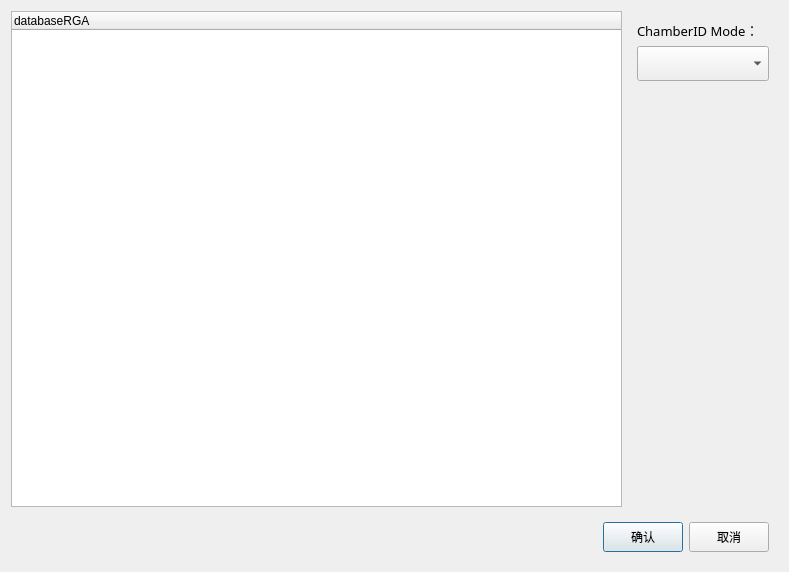
The window that FaultDetectionClassificationRGA/sDefinePlotDataDlg.ui (rencaiji2/RGA-FaultDetectionClassificationRGA) describes before a commit, drawn with Qt 5.
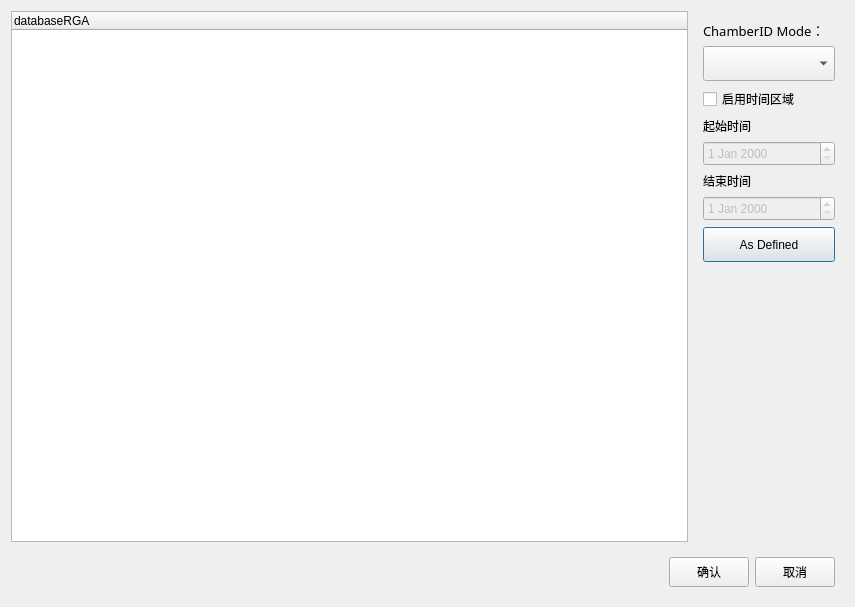
The same window after the commit.

```diff
--- a/FaultDetectionClassificationRGA/sDefinePlotDataDlg.ui
+++ b/FaultDetectionClassificationRGA/sDefinePlotDataDlg.ui
@@ -6,8 +6,8 @@
    <rect>
     <x>0</x>
     <y>0</y>
-    <width>789</width>
-    <height>572</height>
+    <width>855</width>
+    <height>607</height>
    </rect>
   </property>
   <property name="windowTitle">
@@ -32,6 +32,19 @@
       </size>
      </property>
      <layout class="QGridLayout" name="gridLayout_2">
+      <item row="7" column="0">
+       <widget class="QPushButton" name="btnChk">
+        <property name="minimumSize">
+         <size>
+          <width>0</width>
+          <height>35</height>
+         </size>
+        </property>
+        <property name="text">
+         <string>As Defined</string>
+        </property>
+       </widget>
+      </item>
       <item row="0" column="0">
        <widget class="QLabel" name="label">
         <property name="font">
@@ -47,6 +60,22 @@
         </property>
        </widget>
       </item>
+      <item row="6" column="0">
+       <widget class="QDateEdit" name="dateEditEnd">
+        <property name="enabled">
+         <bool>false</bool>
+        </property>
+        <property name="minimumSize">
+         <size>
+          <width>0</width>
+          <height>25</height>
+         </size>
+        </property>
+        <property name="readOnly">
+         <bool>false</bool>
+        </property>
+       </widget>
+      </item>
       <item row="1" column="0">
        <widget class="QComboBox" name="comChamberID">
         <property name="minimumSize">
@@ -57,7 +86,37 @@
         </property>
        </widget>
       </item>
-      <item row="2" column="0">
+      <item row="4" column="0">
+       <widget class="QDateEdit" name="dateEditStart">
+        <property name="enabled">
+         <bool>false</bool>
+        </property>
+        <property name="minimumSize">
+         <size>
+          <width>0</width>
+          <height>25</height>
+         </size>
+        </property>
+        <property name="readOnly">
+         <bool>false</bool>
+        </property>
+       </widget>
+      </item>
+      <item row="3" column="0">
+       <widget class="QLabel" name="label_2">
+        <property name="text">
+         <string>起始时间</string>
+        </property>
+       </widget>
+      </item>
+      <item row="5" column="0">
+       <widget class="QLabel" name="label_3">
+        <property name="text">
+         <string>结束时间</string>
+        </property>
+       </widget>
+      </item>
+      <item row="8" column="0">
        <spacer name="verticalSpacer">
         <property name="orientation">
          <enum>Qt::Vertical</enum>
@@ -70,6 +129,13 @@
         </property>
        </spacer>
       </item>
+      <item row="2" column="0">
+       <widget class="QCheckBox" name="chk_enabledDate">
+        <property name="text">
+         <string>启用时间区域</string>
+        </property>
+       </widget>
+      </item>
      </layout>
     </widget>
    </item>
```
Left out of the diff: 2 changed lines with no effect on the pictures.
